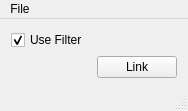
Before: the Qt Designer form src/mainwindow.ui in labstreaminglayer/App-BAlert, drawn with Qt 5.
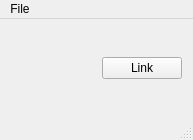
After: the same form once the commit is applied.

Commit message: Removed unused filter option

Patch:
```diff
--- a/src/mainwindow.ui
+++ b/src/mainwindow.ui
@@ -6,8 +6,8 @@
    <rect>
     <x>0</x>
     <y>0</y>
-    <width>188</width>
-    <height>103</height>
+    <width>193</width>
+    <height>140</height>
    </rect>
   </property>
   <property name="windowTitle">
@@ -15,16 +15,6 @@
   </property>
   <widget class="QWidget" name="centralWidget">
    <layout class="QVBoxLayout" name="verticalLayout">
-    <item>
-     <widget class="QCheckBox" name="useFilter">
-      <property name="text">
-       <string>Use Filter</string>
-      </property>
-      <property name="checked">
-       <bool>true</bool>
-      </property>
-     </widget>
-    </item>
     <item>
      <layout class="QHBoxLayout" name="horizontalLayout">
       <item>
@@ -56,8 +46,8 @@
     <rect>
      <x>0</x>
      <y>0</y>
-     <width>188</width>
-     <height>18</height>
+     <width>193</width>
+     <height>21</height>
     </rect>
    </property>
    <widget class="QMenu" name="menuFile">
@@ -70,7 +60,6 @@
     <addaction name="actionQuit"/>
    </widget>
    <addaction name="menuFile"/>
-   <addaction name="menuAbout"/>
   </widget>
   <widget class="QStatusBar" name="statusBar"/>
   <action name="actionLoad_Configuration">
```
Lines whose indentation alone changed are shown as unchanged.
